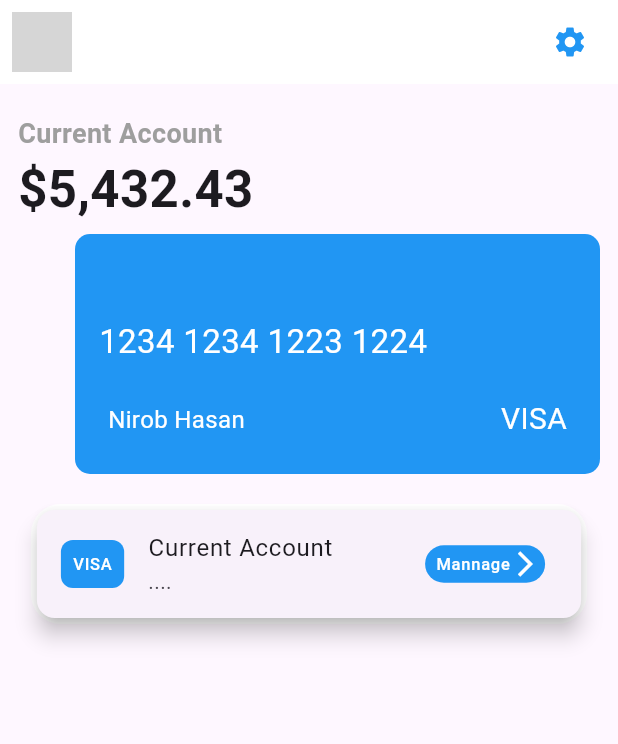
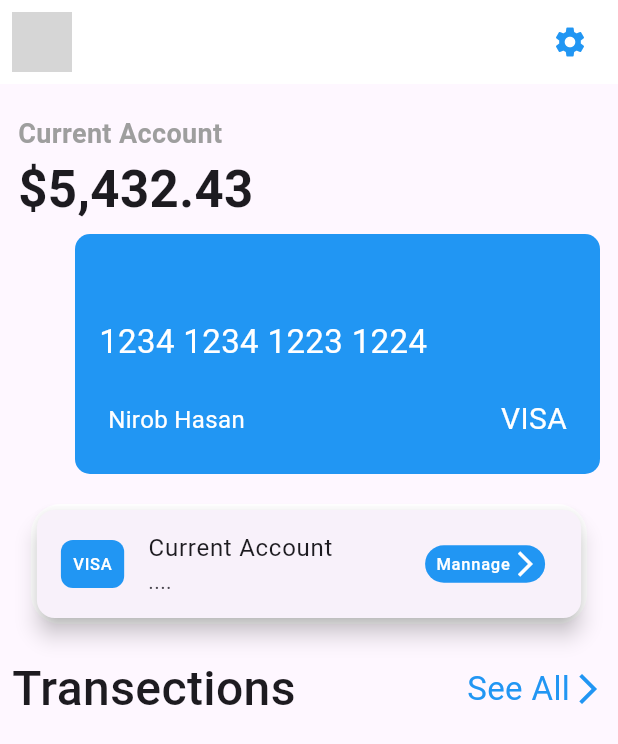
Before and after one commit to tutuldev/expense-app-with-flutter, a Flutter app: the screen it shows after launch, on a phone screen of 412 x 824 dp. Shown: the top 744 px of the screen. Run offline on Flutter 3.47's test engine with Material 3 defaults, Android fonts, the phone set to English and light mode, and no system bars; network calls fail; grey boxes are pictures that could not be loaded.

Commit message:
transactions title

```diff
--- a/lib/screens/my_home_screen.dart
+++ b/lib/screens/my_home_screen.dart
@@ -41,8 +41,30 @@ class MyHomeScreen extends StatelessWidget {
           Align (
             alignment: Alignment.center,
               child: AccountMannage()),
+          SizedBox(height: 20),
 
           // transections
+          Padding(
+            padding: const EdgeInsets.symmetric(horizontal:8.0),
+            child: Row(
+              mainAxisAlignment: MainAxisAlignment.spaceBetween,
+              children: [
+                Text("Transections",
+                style: TextStyle(
+                  fontSize: 32,
+                  fontWeight: FontWeight.w500,
+                ),
+                ),
+                Spacer(),
+                Text("See All",style: TextStyle(
+                  fontSize: 22,
+                  color: Colors.blue,
+                ),),
+                Icon(Icons.arrow_forward_ios,color: Colors.blue,),
+              ],
+
+            ),
+          )
 
         ],
       ),
```
